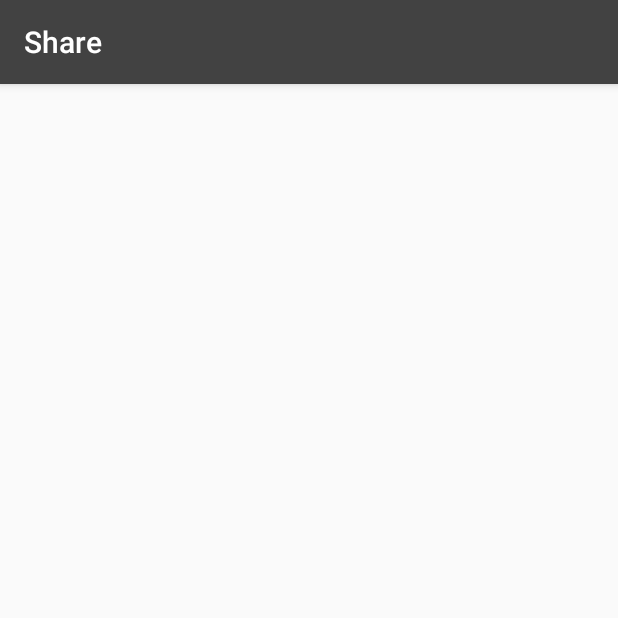
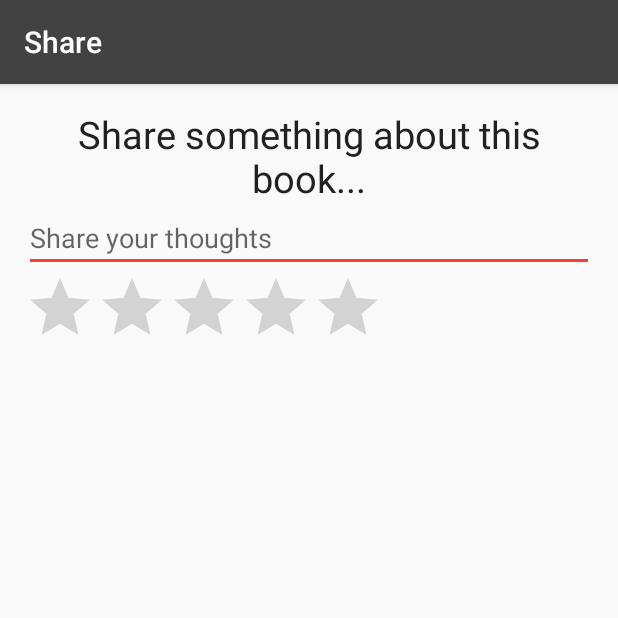
Before and after one commit to harisont/Librery, an Android app: the ShareActivity screen opened directly, with no data from a screen before it, on a phone screen of 412 x 824 dp, the top half of it. Run offline under Robolectric (Android 15) with nearby library versions, the phone set to English and light mode, and no system bars; 3 statements that could not run were skipped.

Commit message:
Better params & share GUI.

```diff
--- a/LibreryApp/app/src/main/java/com/example/harisont/librery/ShareActivity.kt
+++ b/LibreryApp/app/src/main/java/com/example/harisont/librery/ShareActivity.kt
@@ -2,6 +2,9 @@ package com.example.harisont.librery
 
 import android.support.v7.app.AppCompatActivity
 import android.os.Bundle
+import android.widget.TextView
+import kotlinx.android.synthetic.main.activity_share.*
+import kotlinx.android.synthetic.main.activity_view_book_details.*
 
 class ShareActivity : AppCompatActivity() {
 
@@ -11,6 +14,10 @@ class ShareActivity : AppCompatActivity() {
 
         val extras = intent.extras
         val id = extras.getString("id")
-        val rating = extras.getFloat("rating")
+        val defRating = extras.getFloat("def_rating")
+        val defNotes = extras.getString("def_notes")
+
+        pub_rating_bar.rating = defRating
+        pub_notes.setText(defNotes, TextView.BufferType.EDITABLE)
     }
 }
--- a/LibreryApp/app/src/main/java/com/example/harisont/librery/ViewBookDetailsActivity.kt
+++ b/LibreryApp/app/src/main/java/com/example/harisont/librery/ViewBookDetailsActivity.kt
@@ -98,7 +98,8 @@ class ViewBookDetailsActivity : AppCompatActivity() {
                 val i = Intent(this, ShareActivity::class.java)
                 val e = Bundle()
                 e.putString("id", id)
-                e.putFloat("rating", rating)
+                e.putFloat("def_rating", rating_bar.rating)
+                e.putString("def_notes", notes.text.toString())
                 startActivity(i.putExtras(e))
             }
             else Toast.makeText(this, getString(R.string.not_connected), Toast.LENGTH_LONG).show()
--- a/LibreryApp/app/src/main/res/layout/activity_share.xml
+++ b/LibreryApp/app/src/main/res/layout/activity_share.xml
@@ -1,9 +1,33 @@
 <?xml version="1.0" encoding="utf-8"?>
-<android.support.constraint.ConstraintLayout xmlns:android="http://schemas.android.com/apk/res/android"
+<LinearLayout xmlns:android="http://schemas.android.com/apk/res/android"
     xmlns:app="http://schemas.android.com/apk/res-auto"
     xmlns:tools="http://schemas.android.com/tools"
     android:layout_width="match_parent"
-    android:layout_height="match_parent"
-    tools:context=".ShareActivity">
+    android:layout_height="wrap_content"
+    android:orientation="vertical"
+    tools:context=".SearchActivity"
+    android:paddingTop="@dimen/activity_vertical_margin"
+    android:paddingBottom="@dimen/activity_vertical_margin"
+    android:paddingLeft="@dimen/activity_horizontal_margin"
+    android:paddingRight="@dimen/activity_horizontal_margin">
 
-</android.support.constraint.ConstraintLayout>
+    <TextView
+        android:layout_width="match_parent"
+        android:layout_height="wrap_content"
+        android:text="@string/share"
+        android:textColor="@color/colorPrimaryDark"
+        android:textAlignment="center"
+        android:textSize="25dp" />
+
+    <android.support.design.widget.TextInputEditText
+        android:id="@+id/pub_notes"
+        android:layout_width="match_parent"
+        android:layout_height="wrap_content"
+        android:hint="@string/comment_hint" />
+
+    <RatingBar
+        android:id="@+id/pub_rating_bar"
+        android:layout_width="wrap_content"
+        android:layout_height="wrap_content" />
+
+</LinearLayout>
--- a/LibreryApp/app/src/main/res/values/strings.xml
+++ b/LibreryApp/app/src/main/res/values/strings.xml
@@ -6,6 +6,7 @@
     <string name="book_title">Title: </string>
     <string name="book_author">Author: </string>
     <string name="search">Advanced search</string>
+    <string name="share">Share something about this book...</string>
     <string name="search_butt">Search</string>
     <string name="hint_isbn">ISBN</string>
     <string name="cover_desc">Cover image</string>
@@ -29,6 +30,7 @@
     <string name="hint_author">Author</string>
     <string name="hint_publisher">Publisher</string>
     <string name="notes_hint">Review or notes</string>
+    <string name="comment_hint">Share your thoughts</string>
 
     <!--activity labels-->
     <string name="search_label">Search</string>
```
